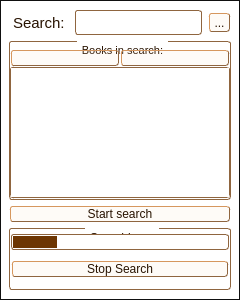
First picture: the form in mobileapp.ui, repository MosheWagner/Orayta-QT, before the edit.
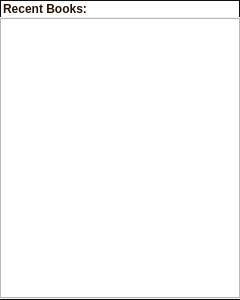
Second picture: the form after the edit. The open tabs and pages were chosen to show the change. Icons and pictures are not drawn. Custom widgets are drawn as their Qt base class.

Diff of the .ui file:
```diff
--- a/mobileapp.ui
+++ b/mobileapp.ui
@@ -2850,6 +2850,12 @@
        <enum>Qt::LeftToRight</enum>
       </property>
       <layout class="QVBoxLayout" name="verticalLayout_13">
+       <property name="spacing">
+        <number>1</number>
+       </property>
+       <property name="margin">
+        <number>0</number>
+       </property>
        <item>
         <layout class="QHBoxLayout" name="horizontalLayout_7">
          <item>
@@ -3988,10 +3994,56 @@
        </item>
       </layout>
      </widget>
+     <widget class="QWidget" name="bookMarks">
+      <layout class="QVBoxLayout" name="verticalLayout_10">
+       <property name="spacing">
+        <number>0</number>
+       </property>
+       <property name="margin">
+        <number>0</number>
+       </property>
+       <item>
+        <widget class="QLabel" name="historyHeader">
+         <property name="font">
+          <font>
+           <weight>75</weight>
+           <bold>true</bold>
+          </font>
+         </property>
+         <property name="text">
+          <string>Recent Books:</string>
+         </property>
+         <property name="wordWrap">
+          <bool>true</bool>
+         </property>
+        </widget>
+       </item>
+       <item>
+        <widget class="BMarkList" name="bookMarkList">
+         <property name="font">
+          <font>
+           <weight>75</weight>
+           <bold>true</bold>
+          </font>
+         </property>
+         <property name="layoutDirection">
+          <enum>Qt::RightToLeft</enum>
+         </property>
+        </widget>
+       </item>
+      </layout>
+     </widget>
     </widget>
    </item>
   </layout>
  </widget>
+ <customwidgets>
+  <customwidget>
+   <class>BMarkList</class>
+   <extends>QListWidget</extends>
+   <header>bmarklist.h</header>
+  </customwidget>
+ </customwidgets>
  <resources>
   <include location="Orayta.qrc"/>
  </resources>
```
Left out of the diff: 41 changed lines with no effect on the pictures.
